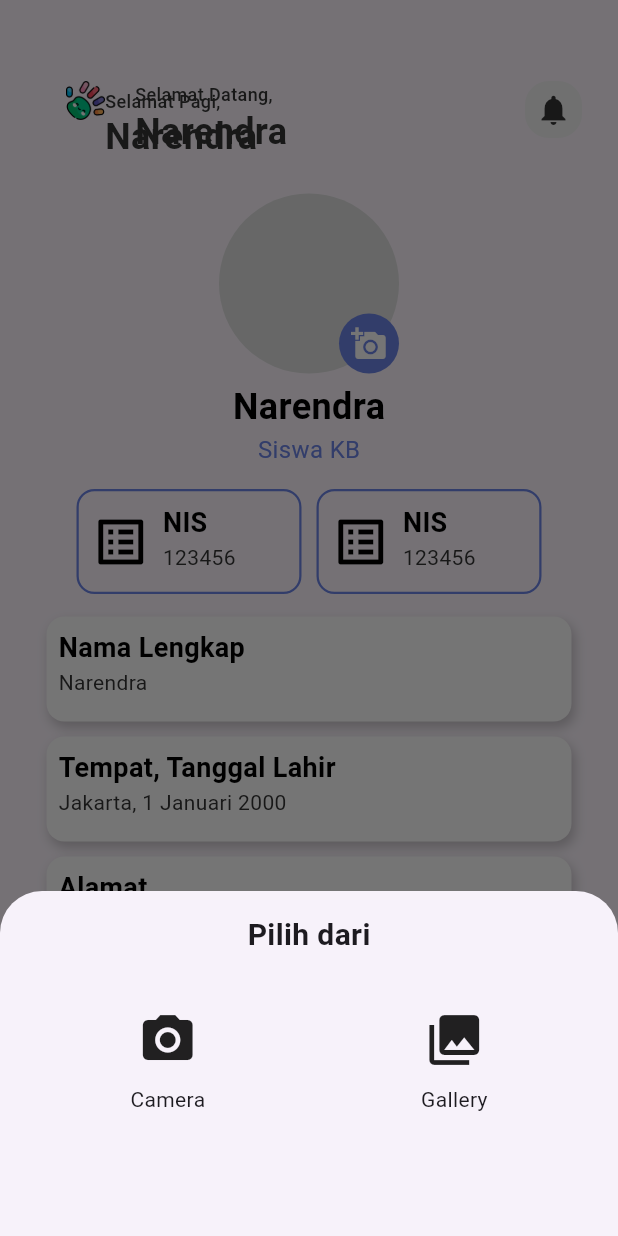
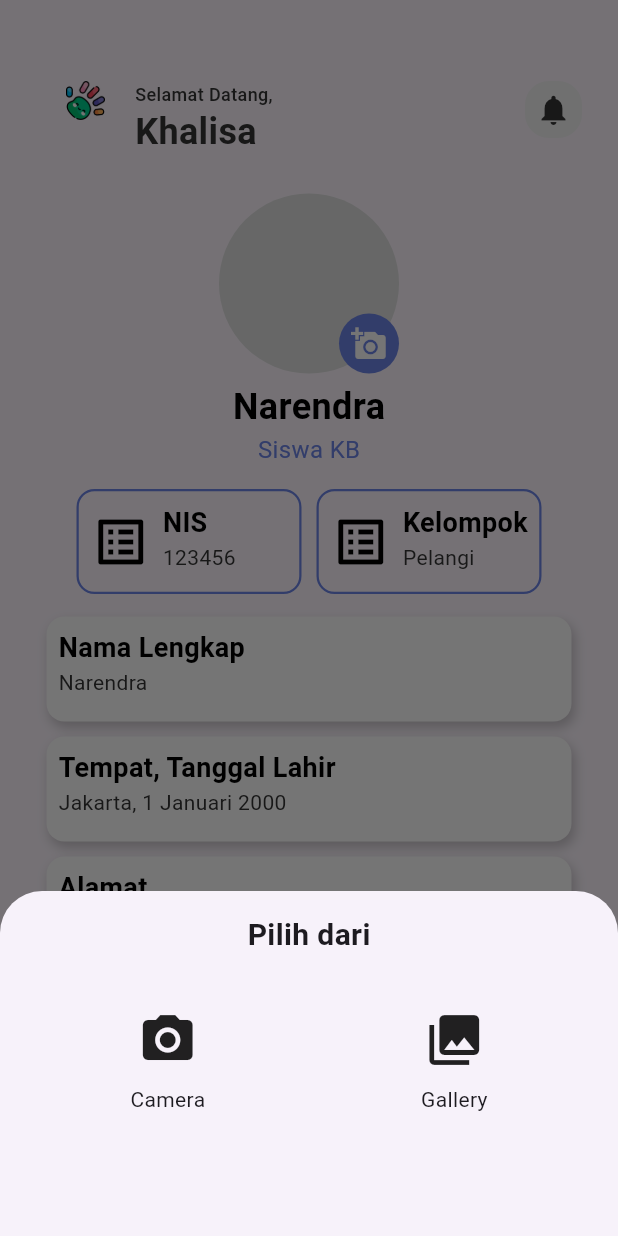
Before and after one commit to Nandra-png/talentaku_main, a Flutter app: the ProfileScreen screen opened directly, after a tap on the "add a photo" icon, on a phone screen of 412 x 824 dp. Run offline on Flutter 3.47's test engine with Material 3 defaults, Android fonts, the phone set to English and light mode, and no system bars; our stand-ins replace crystal_navigation_bar, get, iconly, image_picker; Roboto replaces fonts that are missing (Manrope).

Commit message:
fixing bug profile

```diff
--- a/lib/controllers/home_controller.dart
+++ b/lib/controllers/home_controller.dart
@@ -6,7 +6,7 @@
 import 'package:talentaku/controllers/laporan_siswa_controller.dart';
 
 class HomeController extends GetxController {
-  String userName = 'Narendra';
+  String userName = 'Khalisa';
   late LaporanSiswaController laporanController;
 
   List<Event> events = [
--- a/lib/controllers/laporan_siswa_controller.dart
+++ b/lib/controllers/laporan_siswa_controller.dart
@@ -15,17 +15,17 @@
     'Pilih Tanggal',
   ];
 
-  // Dummy data laporan dengan tanggal yang berbeda
+  // Dummy data laporan
   final List<LaporanPreviewEvent> allLaporan = [
     LaporanPreviewEvent(
       title: 'Laporan Harian - Rabu',
-      date: '14 Maret 2024',
+      date: '24 November 2024',
       description:
           'Perkembangan motorik halus semakin membaik. Siswa dapat mengikuti instruksi dengan baik dan menyelesaikan kegiatan tepat waktu. Hari ini fokus pada kegiatan menulis dan menggambar.',
     ),
     LaporanPreviewEvent(
       title: 'Laporan Harian - Selasa',
-      date: '17 November 2024',
+      date: '20 November 2024',
       description:
           'Siswa mengikuti kegiatan belajar dengan antusias. Mampu berinteraksi dengan teman-teman dan menunjukkan sikap yang positif dalam aktivitas kelompok.',
     ),
--- a/lib/controllers/profile_controller.dart
+++ b/lib/controllers/profile_controller.dart
@@ -33,7 +33,7 @@
         break;
       case 'Kelompok':
         secondaryText = user.value.group;
-        icon = Icons.group;  // Add an icon for Kelompok
+        icon = Icons.group;
         break;
       default:
         secondaryText = '';
--- a/lib/main.dart
+++ b/lib/main.dart
@@ -31,8 +31,7 @@
         '/home': (context) => const HomeScreen(),
       },
       initialBinding: BindingsBuilder(() {
-        Get.put(
-            NavigationController());
+        Get.put(NavigationController());
       }),
     );
   }
@@ -51,8 +50,8 @@
           children: [
             HomeScreen(),
             LaporanSiswaScreen(),
+            ProfileScreen(),
             KelasScreen(),
-            ProfileScreen(),
           ],
         ),
       ),
--- a/lib/views/laporan_siswa/detail_laporan_screen.dart
+++ b/lib/views/laporan_siswa/detail_laporan_screen.dart
@@ -22,7 +22,6 @@
         child: SingleChildScrollView(
           child: Column(
             children: [
-              // Header dengan tinggi yang lebih kecil
               Container(
                 height: AppSizes.detailHeaderHeight,
                 width: double.infinity,
@@ -48,10 +47,10 @@
                             ),
                             onPressed: () => Get.back(),
                           ),
-                          SizedBox(width: AppSizes.spaceM),
+                          // SizedBox(width: AppSizes.spaceS),
                           Text(
                             'Laporan Harian',
-                            style: AppTextStyles.heading2.copyWith(
+                            style: AppTextStyles.heading1.copyWith(
                               color: AppColors.textLight,
                             ),
                           ),
--- a/lib/views/profile/profile_screen.dart
+++ b/lib/views/profile/profile_screen.dart
@@ -56,20 +56,17 @@
                       boxStyle: BoxStyle.border,
                     ),
                   ),
-
                   const SizedBox(width: AppSizes.spaceS),
-
                   Container(
                     width: AppSizes.profile,
                     child: TextPairWidget(
                       icon: Icons.list_alt,
-                      model: profileController.getTextPair('NIS'),
+                      model: profileController.getTextPair('Kelompok'),
                       boxStyle: BoxStyle.border,
                     ),
                   ),
                 ],
               ),
-
 
               const SizedBox(height: AppSizes.spaceM),
 
@@ -81,12 +78,11 @@
                       model: profileController.getTextPair('Nama Lengkap'),
                     ),
                     const SizedBox(height: AppSizes.spaceS),
-
                     TextPairWidget(
-                      model: profileController.getTextPair('Tempat, Tanggal Lahir'),
+                      model: profileController
+                          .getTextPair('Tempat, Tanggal Lahir'),
                     ),
                     const SizedBox(height: AppSizes.spaceS),
-
                     TextPairWidget(
                       model: profileController.getTextPair('Alamat'),
                     ),
--- a/lib/widgets/welcome_sign.dart
+++ b/lib/widgets/welcome_sign.dart
@@ -20,35 +20,10 @@
       margin: EdgeInsets.symmetric(horizontal: AppSizes.paddingXL),
       child: Stack(
         children: [
-          Container(
-            width: double.infinity,
-            height: AppSizes.welcomeSignHeight,
-          ),
-          Padding(
-            padding: EdgeInsets.only(
-              left: AppSizes.logoSize + AppSizes.paddingXL,
-              top: AppSizes.paddingXL,
-            ),
-            child: Text(
-              'Selamat Pagi,',
-              style: AppTextStyles.bodySmall,
-            ),
-          ),
-          Padding(
-            padding: EdgeInsets.only(
-              left: AppSizes.logoSize + AppSizes.paddingXL,
-              top: AppSizes.paddingXL + AppSizes.paddingL,
-            ),
-            child: Text(
-              controller.userName,
-              style: AppTextStyles.heading1,
-            ),
-          ),
-          Padding(
-            padding: EdgeInsets.only(
-              left: AppSizes.paddingXL,
-              top: AppSizes.paddingL,
-            ),
+          // Logo
+          Positioned(
+            left: AppSizes.paddingXL,
+            top: AppSizes.paddingL,
             child: Container(
               width: AppSizes.logoSize,
               height: AppSizes.logoSize,
```
